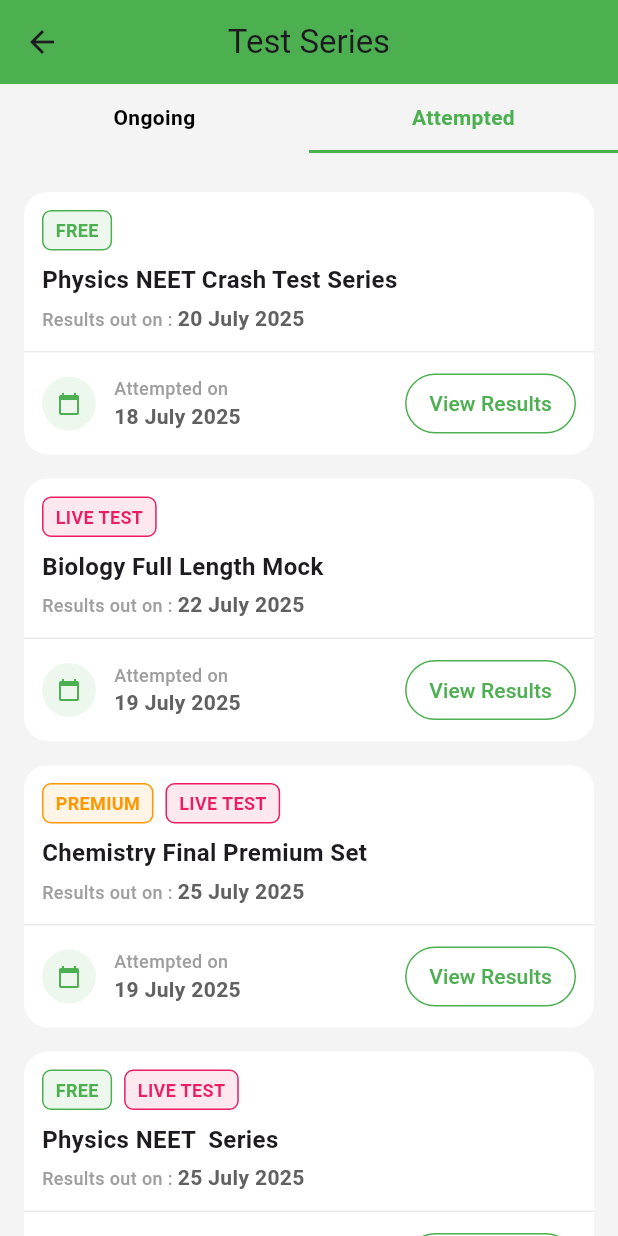
After one commit to itsApurba360/lms_mobileapp, a Flutter app: the TestseriesView screen opened by its route, after a tap on "Attempted", on a phone screen of 412 x 824 dp. The commit adds this screen. Run offline on Flutter 3.47's test engine with Material 3 defaults, Android fonts, the phone set to English and light mode, and no system bars; our stand-ins replace get; network calls fail.

Commit message:
test series, attempted

```diff
--- a/lib/app/modules/home/views/home_view.dart
+++ b/lib/app/modules/home/views/home_view.dart
@@ -217,8 +217,13 @@ class HomeView extends GetView<HomeController> {
             child: iconTile(Icons.menu_book, 'Courses', Color(0xFFDDEBFF),
                 Color.fromARGB(255, 123, 173, 254)),
           ),
-          iconTile(Icons.help, 'Live Tests & Quizzes', Color(0xFFE5DFFF),
-              Color.fromARGB(255, 187, 158, 255)),
+          GestureDetector(
+            onTap: () {
+              Get.toNamed(Routes.TESTSERIES);
+            },
+            child: iconTile(Icons.help, 'Live Tests & Quizzes',
+                Color(0xFFE5DFFF), Color.fromARGB(255, 187, 158, 255)),
+          ),
           iconTile(Icons.play_circle_fill, 'My Puchases', Color(0xFFFFE6E6),
               Color.fromARGB(255, 255, 168, 168)),
           iconTile(Icons.assignment, 'My\nAssignments', Color(0xFFFFDDE7),
--- /dev/null
+++ b/lib/app/modules/testseries/bindings/testseries_binding.dart
@@ -0,0 +1,12 @@
+import 'package:get/get.dart';
+
+import '../controllers/testseries_controller.dart';
+
+class TestseriesBinding extends Bindings {
+  @override
+  void dependencies() {
+    Get.lazyPut<TestseriesController>(
+      () => TestseriesController(),
+    );
+  }
+}
--- /dev/null
+++ b/lib/app/modules/testseries/controllers/testseries_controller.dart
@@ -0,0 +1,45 @@
+import 'package:get/get.dart';
+
+class TestseriesController extends GetxController {
+  var selectedTab = 0.obs;
+  var currentImageIndex = 0.obs;
+
+  final List<String> bannerImages = [
+    'https://picsum.photos/id/1011/600/300',
+    'https://picsum.photos/id/1012/600/300',
+    'https://picsum.photos/id/1013/600/300',
+  ];
+
+  final List<Map<String, dynamic>> attemptedTests = [
+    {
+      'title': 'Physics NEET Crash Test Series',
+      'resultDate': '20 July 2025',
+      'attemptedDate': '18 July 2025',
+      'tags': ['Free']
+    },
+    {
+      'title': 'Biology Full Length Mock',
+      'resultDate': '22 July 2025',
+      'attemptedDate': '19 July 2025',
+      'tags': ['Live Test']
+    },
+    {
+      'title': 'Chemistry Final Premium Set',
+      'resultDate': '25 July 2025',
+      'attemptedDate': '19 July 2025',
+      'tags': ['Premium', 'Live Test']
+    },
+    {
+      'title': 'Physics NEET  Series',
+      'resultDate': '25 July 2025',
+      'attemptedDate': '19 July 2025',
+      'tags': ['Free', 'Live Test']
+    },
+    {
+      'title': 'Mathematics Advanced Mock Test',
+      'resultDate': '28 July 2025',
+      'attemptedDate': '20 July 2025',
+      'tags': ['Premium', 'Online', 'Test Series']
+    },
+  ];
+}
--- /dev/null
+++ b/lib/app/modules/testseries/views/testseries_view.dart
@@ -0,0 +1,325 @@
+import 'dart:async';
+import 'package:flutter/material.dart';
+import 'package:get/get.dart';
+import 'package:lms_app/app/modules/testseries/controllers/testseries_controller.dart'; // 👈 Use absolute import ONLY
+
+class TestseriesView extends GetView<TestseriesController> {
+  const TestseriesView({super.key});
+
+  @override
+  Widget build(BuildContext context) {
+    final controller =
+        Get.find<TestseriesController>(); // ✅ Use Get.find(), not Get.put()
+
+    final PageController bannerController = PageController();
+    final RxInt currentPage = 0.obs;
+
+    Timer.periodic(const Duration(seconds: 4), (timer) {
+      if (bannerController.hasClients) {
+        int nextPage = bannerController.page!.round() + 1;
+        if (nextPage >= controller.bannerImages.length) nextPage = 0;
+        bannerController.animateToPage(
+          nextPage,
+          duration: const Duration(milliseconds: 500),
+          curve: Curves.easeInOut,
+        );
+      }
+    });
+
+    return Scaffold(
+      backgroundColor: const Color(0xFFF4F4F4),
+      appBar: AppBar(
+        title: const Text('Test Series'),
+        centerTitle: true,
+        backgroundColor: Colors.green,
+      ),
+      body: Column(
+        children: [
+          Obx(() => Row(
+                children: [
+                  _buildTab("Ongoing", 0, controller),
+                  _buildTab("Attempted", 1, controller),
+                ],
+              )),
+          const SizedBox(height: 10),
+          Obx(() => controller.selectedTab.value == 0
+              ? _buildOngoingSection(bannerController, currentPage, controller)
+              : _buildAttemptedSection(controller)),
+        ],
+      ),
+    );
+  }
+
+  Widget _buildTab(String label, int index, TestseriesController controller) {
+    return Expanded(
+      child: GestureDetector(
+        onTap: () => controller.selectedTab.value = index,
+        child: Container(
+          padding: const EdgeInsets.symmetric(vertical: 12),
+          decoration: BoxDecoration(
+            border: Border(
+              bottom: BorderSide(
+                color: controller.selectedTab.value == index
+                    ? Colors.green
+                    : Colors.transparent,
+                width: 2,
+              ),
+            ),
+          ),
+          child: Text(
+            label,
+            textAlign: TextAlign.center,
+            style: TextStyle(
+              color: controller.selectedTab.value == index
+                  ? Colors.green
+                  : Colors.black,
+              fontWeight: FontWeight.bold,
+            ),
+          ),
+        ),
+      ),
+    );
+  }
+
+  Widget _buildOngoingSection(PageController bannerController,
+      RxInt currentPage, TestseriesController controller) {
+    return Column(
+      children: [
+        SizedBox(
+          height: 160,
+          child: PageView.builder(
+            controller: bannerController,
+            onPageChanged: (index) => currentPage.value = index,
+            itemCount: controller.bannerImages.length,
+            itemBuilder: (context, index) {
+              return Padding(
+                padding: const EdgeInsets.symmetric(horizontal: 8),
+                child: ClipRRect(
+                  borderRadius: BorderRadius.circular(12),
+                  child: Image.network(
+                    controller.bannerImages[index],
+                    fit: BoxFit.cover,
+                    width: double.infinity,
+                    errorBuilder: (context, error, stackTrace) => Container(
+                      color: Colors.grey[300],
+                      alignment: Alignment.center,
+                      child: const Text(
+                        'Image not available',
+                        style: TextStyle(color: Colors.red),
+                      ),
+                    ),
+                  ),
+                ),
+              );
+            },
+          ),
+        ),
+        const SizedBox(height: 8),
+        Obx(() => Row(
+              mainAxisAlignment: MainAxisAlignment.center,
+              children: List.generate(controller.bannerImages.length, (index) {
+                bool isActive = currentPage.value == index;
+                return Container(
+                  width: isActive ? 16 : 6,
+                  height: 6,
+                  margin: const EdgeInsets.symmetric(horizontal: 4),
+                  decoration: BoxDecoration(
+                    borderRadius: BorderRadius.circular(10),
+                    color: isActive ? Colors.green : Colors.grey,
+                  ),
+                );
+              }),
+            )),
+      ],
+    );
+  }
+
+  Widget _buildAttemptedSection(TestseriesController controller) {
+    return Expanded(
+      child: ListView.builder(
+        padding: const EdgeInsets.all(16),
+        itemCount: controller.attemptedTests.length,
+        itemBuilder: (context, index) {
+          final test = controller.attemptedTests[index];
+          return AttemptedCard(
+            title: test['title'],
+            resultDate: test['resultDate'],
+            attemptedDate: test['attemptedDate'],
+            tags: List<String>.from(test['tags']),
+          );
+        },
+      ),
+    );
+  }
+}
+
+class AttemptedCard extends StatelessWidget {
+  final String title;
+  final String resultDate;
+  final String attemptedDate;
+  final List<String> tags;
+
+  const AttemptedCard({
+    super.key,
+    required this.title,
+    required this.resultDate,
+    required this.attemptedDate,
+    required this.tags,
+  });
+
+  @override
+  Widget build(BuildContext context) {
+    return Card(
+      margin: const EdgeInsets.only(bottom: 16),
+      color: Colors.white,
+      shape: RoundedRectangleBorder(borderRadius: BorderRadius.circular(16)),
+      elevation: 0,
+      child: Column(
+        crossAxisAlignment: CrossAxisAlignment.start,
+        children: [
+          Padding(
+            padding: const EdgeInsets.all(12),
+            child: Column(
+              crossAxisAlignment: CrossAxisAlignment.start,
+              children: [
+                Wrap(
+                  spacing: 8,
+                  children: tags
+                      .map(
+                        (tag) => Container(
+                          padding: const EdgeInsets.symmetric(
+                              horizontal: 8, vertical: 4),
+                          decoration: BoxDecoration(
+                            color: _getTagColor(tag).withOpacity(0.1),
+                            border: Border.all(color: _getTagColor(tag)),
+                            borderRadius: BorderRadius.circular(6),
+                          ),
+                          child: Text(
+                            tag.toUpperCase(),
+                            style: TextStyle(
+                              color: _getTagColor(tag),
+                              fontWeight: FontWeight.bold,
+                              fontSize: 12,
+                            ),
+                          ),
+                        ),
+                      )
+                      .toList(),
+                ),
+                const SizedBox(height: 8),
+                Text(
+                  title,
+                  style: const TextStyle(
+                    fontWeight: FontWeight.bold,
+                    fontSize: 16,
+                  ),
+                  maxLines: 2,
+                  overflow: TextOverflow.ellipsis,
+                ),
+                const SizedBox(height: 4),
+                Text.rich(
+                  TextSpan(
+                    children: [
+                      TextSpan(
+                        text: 'Results out on : ',
+                        style: TextStyle(
+                            color: Colors.grey,
+                            fontSize: 12,
+                            fontWeight: FontWeight.w500),
+                      ),
+                      TextSpan(
+                        text: resultDate,
+                        style: TextStyle(
+                          color: Colors.grey[700],
+                          fontWeight: FontWeight.bold,
+                        ),
+                      ),
+                    ],
+                  ),
+                ),
+              ],
+            ),
+          ),
+          const Divider(height: 1, thickness: 1, color: Color(0xFFECECEC)),
+          Padding(
+            padding: const EdgeInsets.symmetric(horizontal: 12, vertical: 10),
+            child: Row(
+              mainAxisAlignment: MainAxisAlignment.spaceBetween,
+              children: [
+                Row(
+                  children: [
+                    Container(
+                      width: 36,
+                      height: 36,
+                      decoration: BoxDecoration(
+                        color: Colors.green.withOpacity(0.1),
+                        shape: BoxShape.circle,
+                      ),
+                      child: const Icon(
+                        Icons.calendar_today,
+                        size: 16,
+                        color: Colors.green,
+                      ),
+                    ),
+                    const SizedBox(width: 12),
+                    Column(
+                      crossAxisAlignment: CrossAxisAlignment.start,
+                      children: [
+                        const Text(
+                          'Attempted on',
+                          style: TextStyle(
+                            color: Colors.grey,
+                            fontSize: 12,
+                            fontWeight: FontWeight.w500,
+                          ),
+                        ),
+                        Text(
+                          attemptedDate,
+                          style: TextStyle(
+                            color: Colors.grey[700],
+                            fontSize: 14,
+                            fontWeight: FontWeight.w600,
+                          ),
+                        ),
+                      ],
+                    ),
+                  ],
+                ),
+                OutlinedButton(
+                  style: OutlinedButton.styleFrom(
+                    side: const BorderSide(color: Colors.green),
+                    shape: RoundedRectangleBorder(
+                      borderRadius: BorderRadius.circular(20),
+                    ),
+                    padding:
+                        const EdgeInsets.symmetric(horizontal: 16, vertical: 6),
+                  ),
+                  onPressed: () {
+                    // Add your navigation logic or whatever you want here
+                  },
+                  child: const Text(
+                    'View Results',
+                    style: TextStyle(color: Colors.green, fontSize: 14),
+                  ),
+                ),
+              ],
+            ),
+          ),
+        ],
+      ),
+    );
+  }
+
+  Color _getTagColor(String tag) {
+    switch (tag.toLowerCase()) {
+      case 'free':
+        return Colors.green;
+      case 'live test':
+        return Colors.pink;
+      case 'premium':
+        return Colors.orange;
+      default:
+        return Colors.blueGrey;
+    }
+  }
+}
--- a/lib/app/routes/app_pages.dart
+++ b/lib/app/routes/app_pages.dart
@@ -12,6 +12,8 @@ import '../modules/profile/bindings/profile_binding.dart';
 import '../modules/profile/views/profile_view.dart';
 import '../modules/settings/bindings/settings_binding.dart';
 import '../modules/settings/views/settings_view.dart';
+import '../modules/testseries/bindings/testseries_binding.dart';
+import '../modules/testseries/views/testseries_view.dart';
 
 part 'app_routes.dart';
 
@@ -51,5 +53,10 @@ class AppPages {
       page: () => const SettingsView(),
       binding: SettingsBinding(),
     ),
+    GetPage(
+      name: _Paths.TESTSERIES,
+      page: () => const TestseriesView(),
+      binding: TestseriesBinding(),
+    ),
   ];
 }
--- a/lib/app/routes/app_routes.dart
+++ b/lib/app/routes/app_routes.dart
@@ -9,6 +9,7 @@ abstract class Routes {
   static const PROFILE = _Paths.PROFILE;
   static const MYPROFILE = _Paths.MYPROFILE;
   static const SETTINGS = _Paths.SETTINGS;
+  static const TESTSERIES = _Paths.TESTSERIES;
 }
 
 abstract class _Paths {
@@ -19,4 +20,5 @@ abstract class _Paths {
   static const PROFILE = '/profile';
   static const MYPROFILE = '/myprofile';
   static const SETTINGS = '/settings';
+  static const TESTSERIES = '/testseries';
 }
```
